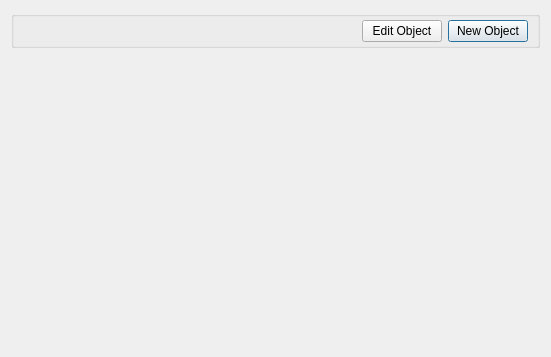
The window that objectmanagement.ui (nournia/ketabkhaane) describes before a commit, drawn with Qt 5.
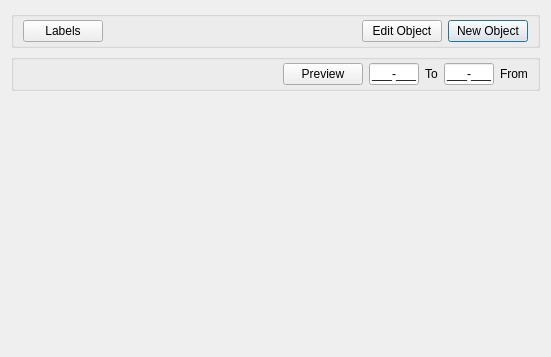
The same window after the commit. Icons and pictures are not drawn.

Commit message: print object labels

The edit to the form file:
```diff
--- a/objectmanagement.ui
+++ b/objectmanagement.ui
@@ -61,6 +61,92 @@
         </property>
        </spacer>
       </item>
+      <item>
+       <widget class="QPushButton" name="bLabels">
+        <property name="text">
+         <string>Labels</string>
+        </property>
+       </widget>
+      </item>
+     </layout>
+    </widget>
+   </item>
+   <item>
+    <widget class="QGroupBox" name="gLabels">
+     <property name="title">
+      <string/>
+     </property>
+     <layout class="QHBoxLayout" name="horizontalLayout_2">
+      <property name="topMargin">
+       <number>3</number>
+      </property>
+      <property name="bottomMargin">
+       <number>3</number>
+      </property>
+      <item>
+       <widget class="QLabel" name="label">
+        <property name="text">
+         <string>From</string>
+        </property>
+       </widget>
+      </item>
+      <item>
+       <widget class="QLineEdit" name="eFromLabel">
+        <property name="maximumSize">
+         <size>
+          <width>50</width>
+          <height>16777215</height>
+         </size>
+        </property>
+        <property name="inputMask">
+         <string>999-999;_</string>
+        </property>
+       </widget>
+      </item>
+      <item>
+       <widget class="QLabel" name="label_2">
+        <property name="text">
+         <string>To</string>
+        </property>
+       </widget>
+      </item>
+      <item>
+       <widget class="QLineEdit" name="eToLabel">
+        <property name="maximumSize">
+         <size>
+          <width>50</width>
+          <height>16777215</height>
+         </size>
+        </property>
+        <property name="inputMask">
+         <string>999-999;_</string>
+        </property>
+       </widget>
+      </item>
+      <item>
+       <widget class="QPushButton" name="bPreviewLabels">
+        <property name="text">
+         <string>Preview</string>
+        </property>
+        <property name="icon">
+         <iconset resource="reghaabat.qrc">
+          <normaloff>:/images/preview.png</normaloff>:/images/preview.png</iconset>
+        </property>
+       </widget>
+      </item>
+      <item>
+       <spacer name="horizontalSpacer_2">
+        <property name="orientation">
+         <enum>Qt::Horizontal</enum>
+        </property>
+        <property name="sizeHint" stdset="0">
+         <size>
+          <width>40</width>
+          <height>20</height>
+         </size>
+        </property>
+       </spacer>
+      </item>
      </layout>
     </widget>
    </item>
```
The commit also changes 6 other files.
